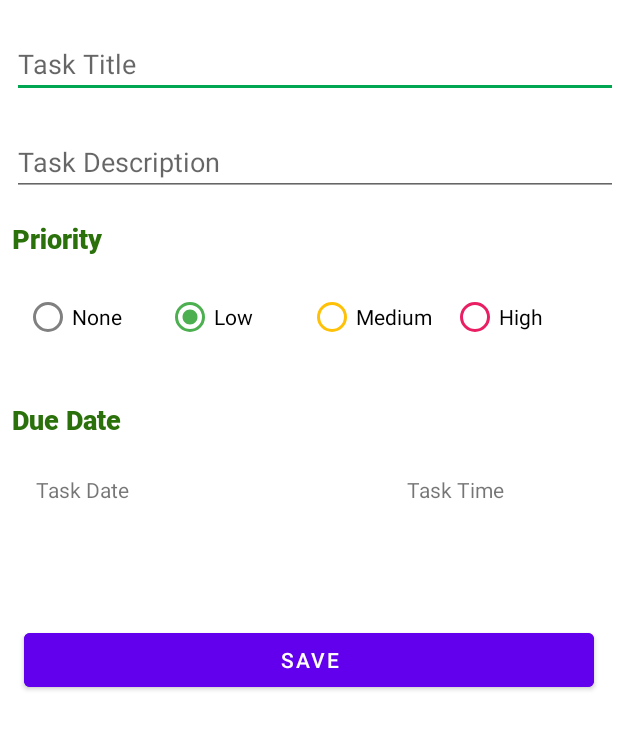
After one commit to manojkumar0408/TaskManagement, an Android app: the EditTaskActivity screen opened directly, with no data from a screen before it, on a phone screen of 412 x 824 dp. The commit adds this screen. Shown: the top 729 px of the screen. Run offline under Robolectric (Android 15) with nearby library versions, the phone set to English and light mode, and no system bars; 1 statement that could not run was skipped.

Commit message:
edit_task added

```diff
--- a/app/build.gradle.kts
+++ b/app/build.gradle.kts
@@ -56,6 +56,7 @@ dependencies {
     testImplementation("junit:junit:4.13.2")
     androidTestImplementation("androidx.test.ext:junit:1.1.5")
     androidTestImplementation("androidx.test.espresso:espresso-core:3.5.1")
+    implementation ("androidx.lifecycle:lifecycle-livedata-core:2.3.1")
 
     implementation("androidx.room:room-runtime:2.4.1")
     kapt("androidx.room:room-compiler:2.4.1")
--- a/app/src/main/AndroidManifest.xml
+++ b/app/src/main/AndroidManifest.xml
@@ -30,6 +30,11 @@ xmlns:tools="http://schemas.android.com/tools">
         android:label="@string/title_activity_login"
         android:theme="@style/Theme.TimeSync." />
     <activity
+        android:name=".EditTaskActivity"
+        android:exported="false"
+        android:label="@string/title_activity_login"
+        android:theme="@style/Theme.TimeSync." />
+    <activity
         android:name=".TasksMainActivity"
         android:exported="true">
         <intent-filter>
--- a/app/src/main/java/com/example/timesync/TimeSyncDatabase.kt
+++ b/app/src/main/java/com/example/timesync/TimeSyncDatabase.kt
@@ -9,7 +9,7 @@ import com.example.timesync.db.CategoryDao
 import com.example.timesync.db.Task
 import com.example.timesync.db.TaskDao
 
-@Database(entities = [Category::class, Task::class], version = 1, exportSchema = false)
+@Database(entities = [Category::class, Task::class], version = 2, exportSchema = false)
 abstract class TimeSyncDatabase : RoomDatabase() {
     abstract fun categoryDao(): CategoryDao
     abstract fun taskDao(): TaskDao
--- a/app/src/main/java/com/example/timesync/db/TaskRepository.java
+++ b/app/src/main/java/com/example/timesync/db/TaskRepository.java
@@ -45,6 +45,9 @@ public class TaskRepository {
 
     public LiveData<List<Task>> getAllTasksByStatus(String status) {
         return taskDao.getAllTasksByStatus(status);
+    }
+    public LiveData<List<Task>> getTasksByPriority(String priority) {
+        return taskDao.getTasksByPriority(priority);
     }
 
     // The API that the repository exposes to the ViewModel
--- /dev/null
+++ b/app/src/main/res/layout/activity_edit_task.xml
@@ -0,0 +1,252 @@
+<!-- Layout for EditTaskActivity (simplified to match your AddTaskActivity) -->
+<androidx.constraintlayout.widget.ConstraintLayout xmlns:android="http://schemas.android.com/apk/res/android"
+    xmlns:app="http://schemas.android.com/apk/res-auto"
+    xmlns:tools="http://schemas.android.com/tools"
+    android:layout_width="match_parent"
+    android:layout_height="match_parent">
+
+    <LinearLayout
+        android:layout_width="match_parent"
+        android:layout_height="wrap_content"
+        android:orientation="vertical"
+        tools:ignore="MissingConstraints">
+
+        <EditText
+            android:layout_marginLeft="8dp"
+            android:layout_marginTop="20dp"
+            android:id="@+id/editTextTaskTitle"
+            android:layout_width="match_parent"
+            android:layout_height="wrap_content"
+            android:hint="@string/task_title" />
+
+        <!-- Description -->
+        <EditText
+            android:layout_marginLeft="8dp"
+            android:layout_marginTop="20dp"
+            android:id="@+id/editTextTaskDescription"
+            android:layout_width="match_parent"
+            android:layout_height="wrap_content"
+            android:hint="@string/task_description" />
+
+
+
+        <TextView
+            android:id="@+id/text_view_priority"
+            style="@style/RobotoBold18"
+            android:layout_width="wrap_content"
+            android:layout_height="wrap_content"
+            android:layout_marginTop="@dimen/margin_size_16"
+            android:layout_marginLeft="8dp"
+            android:text="@string/priority"
+            android:textColor="@color/green"
+            app:layout_constraintStart_toStartOf="@id/task_description_tv"
+            app:layout_constraintTop_toBottomOf="@id/task_description_tv" />
+
+        <RadioGroup
+            android:id="@+id/radio_group"
+            android:layout_width="match_parent"
+            android:layout_height="wrap_content"
+            android:layout_margin="@dimen/margin_size_16"
+            android:orientation="horizontal"
+            android:weightSum="100"
+            app:layout_constraintEnd_toEndOf="parent"
+            app:layout_constraintStart_toStartOf="@id/text_view_priority"
+            app:layout_constraintTop_toBottomOf="@id/text_view_priority">
+
+            <RadioButton
+                android:id="@+id/radio_priority_none"
+                android:layout_width="0dp"
+                android:layout_height="wrap_content"
+                android:layout_weight="25"
+                android:buttonTint="#808080"
+                android:text="@string/none" />
+
+            <RadioButton
+                android:id="@+id/radio_priority_low"
+                android:layout_width="0dp"
+                android:layout_height="wrap_content"
+                android:layout_weight="25"
+                android:buttonTint="#4CAF50"
+                android:checked="true"
+                android:text="@string/low" />
+
+            <RadioButton
+                android:id="@+id/radio_priority_medium"
+                android:layout_width="0dp"
+                android:layout_height="wrap_content"
+                android:layout_weight="25"
+                android:buttonTint="#FFC107"
+                android:text="@string/medium" />
+
+            <RadioButton
+                android:id="@+id/radio_priority_high"
+                android:layout_width="0dp"
+                android:layout_height="wrap_content"
+                android:layout_weight="25"
+                android:buttonTint="#E91E63"
+                android:text="@string/high"
+                app:layout_constraintBottom_toBottomOf="parent"
+                app:layout_constraintEnd_toEndOf="parent"
+                app:layout_constraintStart_toEndOf="@+id/radio_priority_medium"
+                app:layout_constraintTop_toTopOf="parent" />
+        </RadioGroup>
+
+
+        <TextView
+            android:id="@+id/due_date"
+            style="@style/RobotoBold18"
+            android:layout_width="wrap_content"
+            android:layout_height="wrap_content"
+            android:layout_marginTop="@dimen/margin_size_16"
+            android:layout_marginLeft="8dp"
+            android:text="@string/due_date"
+            android:textColor="@color/green"
+            app:layout_constraintStart_toStartOf="@id/text_view_priority"
+            app:layout_constraintTop_toBottomOf="@id/radio_group" />
+
+
+        <androidx.constraintlayout.widget.ConstraintLayout
+            android:id="@+id/time_date_constraint_layout"
+            android:layout_width="match_parent"
+            android:layout_height="wrap_content"
+            android:layout_margin="@dimen/margin_size_16"
+            app:layout_constraintTop_toBottomOf="@id/due_date">
+
+            <ImageView
+                android:id="@+id/ic_access_time_black"
+                android:layout_width="wrap_content"
+                android:layout_height="wrap_content"
+                android:layout_marginTop="8dp"
+                android:layout_marginBottom="8dp"
+                app:layout_constraintBottom_toBottomOf="parent"
+                app:layout_constraintStart_toStartOf="parent"
+                app:layout_constraintTop_toTopOf="parent" />
+
+            <TextView
+                android:id="@+id/text_view_date"
+                android:layout_width="wrap_content"
+                android:layout_height="wrap_content"
+                android:layout_marginStart="8dp"
+                android:text="@string/task_date"
+                app:layout_constraintBottom_toBottomOf="parent"
+                app:layout_constraintStart_toEndOf="@+id/ic_access_time_black"
+                app:layout_constraintTop_toTopOf="parent" />
+
+            <TextView
+                android:id="@+id/text_view_time"
+                android:layout_width="wrap_content"
+                android:layout_height="wrap_content"
+                android:layout_marginStart="8dp"
+                android:layout_marginEnd="60dp"
+                android:text="@string/task_time"
+                app:layout_constraintBottom_toBottomOf="parent"
+                app:layout_constraintEnd_toEndOf="parent"
+                app:layout_constraintTop_toTopOf="parent" />
+
+            <ImageButton
+                android:id="@+id/delete_datetime_button"
+                android:layout_width="wrap_content"
+                android:layout_height="wrap_content"
+                android:layout_marginTop="8dp"
+                android:layout_marginEnd="8dp"
+                android:layout_marginBottom="8dp"
+                android:visibility="invisible"
+                app:layout_constraintBottom_toBottomOf="parent"
+                app:layout_constraintEnd_toEndOf="parent"
+                app:layout_constraintTop_toTopOf="parent"
+                app:layout_constraintVertical_bias="0.52" />
+
+        </androidx.constraintlayout.widget.ConstraintLayout>
+
+        <androidx.constraintlayout.widget.ConstraintLayout
+            android:id="@+id/recurring_options"
+            android:layout_width="match_parent"
+            android:layout_height="wrap_content"
+            android:orientation="horizontal"
+            android:visibility="gone"
+            app:layout_constraintTop_toBottomOf="@+id/time_date_constraint_layout">
+
+            <CheckBox
+                android:id="@+id/checkMon"
+                android:layout_width="wrap_content"
+                android:layout_height="wrap_content"
+                android:text="Mon"
+                app:layout_constraintEnd_toStartOf="@id/checkTue"
+                app:layout_constraintStart_toStartOf="parent"
+                app:layout_constraintTop_toTopOf="parent" />
+
+            <CheckBox
+                android:id="@+id/checkTue"
+                android:layout_width="wrap_content"
+                android:layout_height="wrap_content"
+                android:text="Tue"
+                app:layout_constraintEnd_toStartOf="@id/checkWed"
+                app:layout_constraintStart_toEndOf="@id/checkMon"
+                app:layout_constraintTop_toTopOf="@id/checkMon" />
+
+            <CheckBox
+                android:id="@+id/checkWed"
+                android:layout_width="wrap_content"
+                android:layout_height="wrap_content"
+                android:text="Wed"
+                app:layout_constraintEnd_toEndOf="parent"
+                app:layout_constraintStart_toEndOf="@id/checkTue"
+                app:layout_constraintTop_toTopOf="@id/checkMon" />
+
+            <CheckBox
+                android:id="@+id/checkThu"
+                android:layout_width="wrap_content"
+                android:layout_height="wrap_content"
+                android:text="Thu"
+                app:layout_constraintEnd_toStartOf="@id/checkFri"
+                app:layout_constraintStart_toStartOf="parent"
+                app:layout_constraintTop_toBottomOf="@id/checkMon" />
+
+            <CheckBox
+                android:id="@+id/checkFri"
+                android:layout_width="wrap_content"
+                android:layout_height="wrap_content"
+                android:text="Fri"
+                app:layout_constraintEnd_toStartOf="@id/checkSat"
+                app:layout_constraintStart_toEndOf="@id/checkThu"
+                app:layout_constraintTop_toTopOf="@id/checkThu" />
+
+            <CheckBox
+                android:id="@+id/checkSat"
+                android:layout_width="wrap_content"
+                android:layout_height="wrap_content"
+                android:text="Sat"
+                app:layout_constraintEnd_toStartOf="@id/checkSun"
+                app:layout_constraintStart_toEndOf="@id/checkFri"
+                app:layout_constraintTop_toTopOf="@id/checkThu" />
+
+            <CheckBox
+                android:id="@+id/checkSun"
+                android:layout_width="wrap_content"
+                android:layout_height="wrap_content"
+                android:text="Sun"
+                app:layout_constraintEnd_toEndOf="parent"
+                app:layout_constraintStart_toEndOf="@id/checkSat"
+                app:layout_constraintTop_toTopOf="@id/checkThu" />
+
+        </androidx.constraintlayout.widget.ConstraintLayout>
+
+        <Spinner
+            android:id="@+id/categories_spinner"
+            android:layout_width="0dp"
+            android:layout_height="wrap_content"
+            android:layout_marginTop="@dimen/margin_size_16"
+            app:layout_constraintEnd_toEndOf="@id/time_date_constraint_layout"
+            app:layout_constraintStart_toStartOf="@+id/time_date_constraint_layout"
+            app:layout_constraintTop_toBottomOf="@id/time_date_constraint_layout" />
+
+        <Button
+            android:id="@+id/save_task_btn"
+            style="@style/Widget.MaterialComponents.Button"
+            android:layout_width="match_parent"
+            android:layout_height="wrap_content"
+            android:layout_margin="@dimen/margin_size_16"
+            android:backgroundTint="@color/primary"
+            android:text="@string/save"/>
+    </LinearLayout>
+</androidx.constraintlayout.widget.ConstraintLayout>
--- a/app/src/main/res/layout/app_bar_tasks_main.xml
+++ b/app/src/main/res/layout/app_bar_tasks_main.xml
@@ -19,6 +19,12 @@
             android:elevation="0dp"
             app:popupTheme="@style/Theme.TimeSync.PopupOverlay" />
 
+        <Spinner
+            android:id="@+id/spinnerPriorityFilter"
+            android:layout_width="wrap_content"
+            android:layout_height="wrap_content"
+            android:entries="@array/priority_array" />
+
     </com.google.android.material.appbar.AppBarLayout>
 
     <include layout="@layout/content_tasks_main" />
--- /dev/null
+++ b/app/src/main/res/values/ids.xml
@@ -0,0 +1,8 @@
+<?xml version="1.0" encoding="utf-8"?>
+<resources>
+    <item name="layoutTaskTitle" type="id" />
+    <item name="editTextTaskTitle" type="id" />
+    <item name="layoutTaskDescription" type="id" />
+    <item name="editTextTaskDescription" type="id" />
+    <item name="textViewPriorityLabel" type="id" />
+</resources>
```
Also changed, not shown: app/src/main/java/com/example/timesync/EditTaskActivity.kt (added, +153 -0 lines), app/src/main/java/com/example/timesync/TasksMainActivity.kt (+36 -3 lines), app/src/main/java/com/example/timesync/adapters/TaskListAdapter.kt (+22 -20 lines), app/src/main/java/com/example/timesync/db/TaskDao.kt (+7 -0 lines), app/src/main/java/com/example/timesync/ui/home/HomeViewModel.kt (+36 -1 lines), app/src/main/java/com/example/timesync/ui/home/TaskListFragment.kt (+15 -7 lines), app/src/main/res/layout/task_list_item.xml (+36 -10 lines), app/src/main/res/values/strings.xml (+8 -0 lines).
